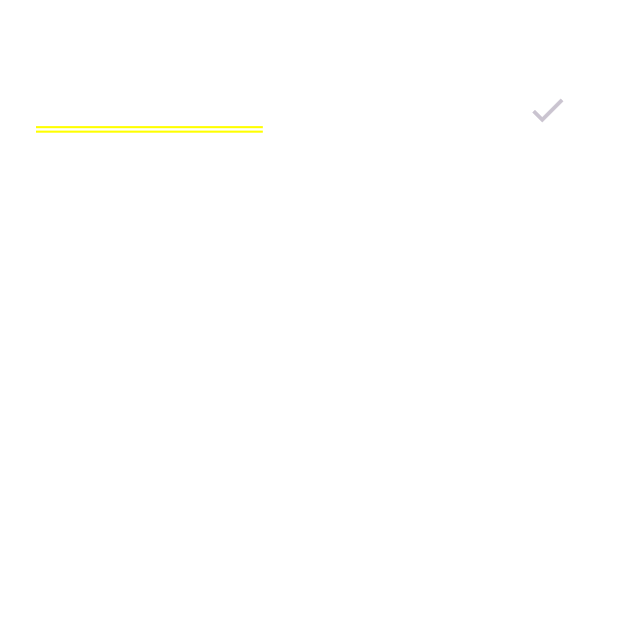
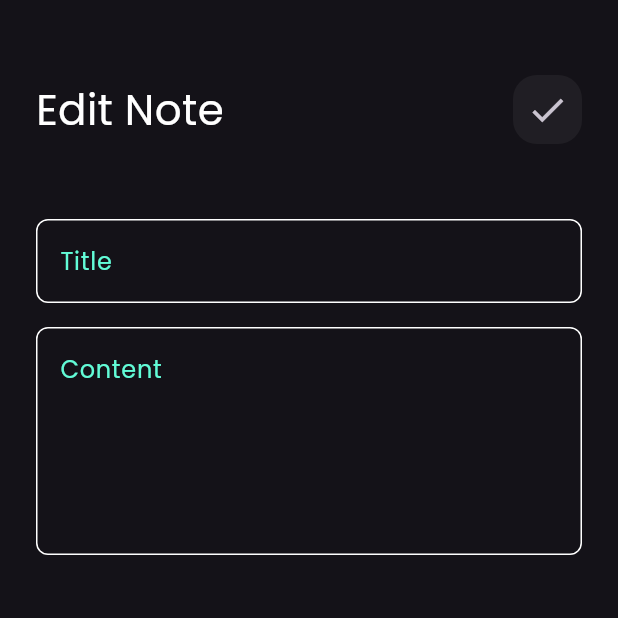
Before and after one commit to BatoolHardan/notes_app, a Flutter app: the screen it shows after launch, after a tap on "Flutter Tips", on a phone screen of 412 x 824 dp, the top half of it. Run offline on Flutter 3.47's test engine with Material 3 defaults, Android fonts, the phone set to English and light mode, and no system bars; our stand-ins replace font_awesome_flutter.

```diff
--- a/lib/views/edit_note_view.dart
+++ b/lib/views/edit_note_view.dart
@@ -6,6 +6,8 @@ class EditNoteView extends StatelessWidget {
 
   @override
   Widget build(BuildContext context) {
-    return const EditNoteViewBody();
+    return const Scaffold(
+      body: EditNoteViewBody(),
+    );
   }
 }
--- a/lib/views/widgets/edit_view_body.dart
+++ b/lib/views/widgets/edit_view_body.dart
@@ -1,5 +1,6 @@
 import 'package:flutter/material.dart';
 import 'package:notes_app/views/widgets/custom_app_bar.dart';
+import 'package:notes_app/views/widgets/custom_text_field.dart';
 
 class EditNoteViewBody extends StatelessWidget {
   const EditNoteViewBody({super.key});
@@ -17,6 +18,17 @@ class EditNoteViewBody extends StatelessWidget {
             title: 'Edit Note',
             icon: Icons.check,
           ),
+          SizedBox(
+            height: 50,
+          ),
+          CustomTextField(hint: 'Title'),
+          SizedBox(
+            height: 16,
+          ),
+          CustomTextField(
+            hint: 'Content',
+            maxLines: 5,
+          ),
         ],
       ),
     );
```
